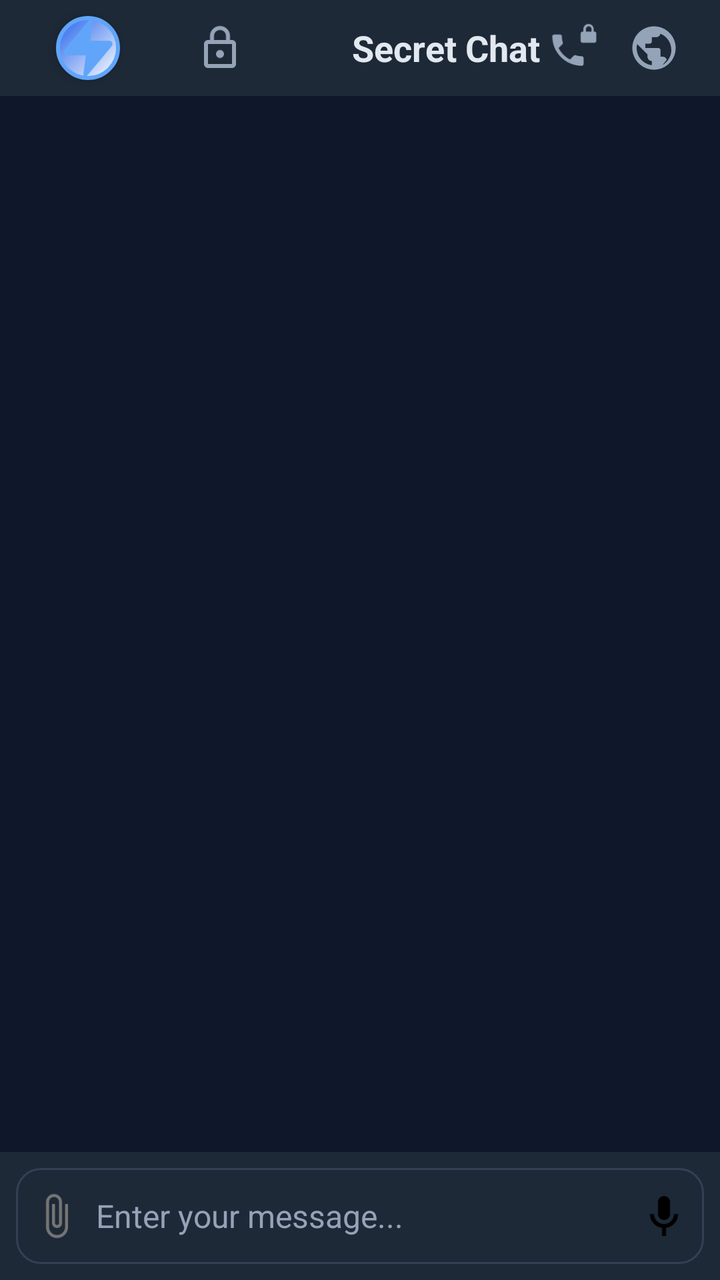
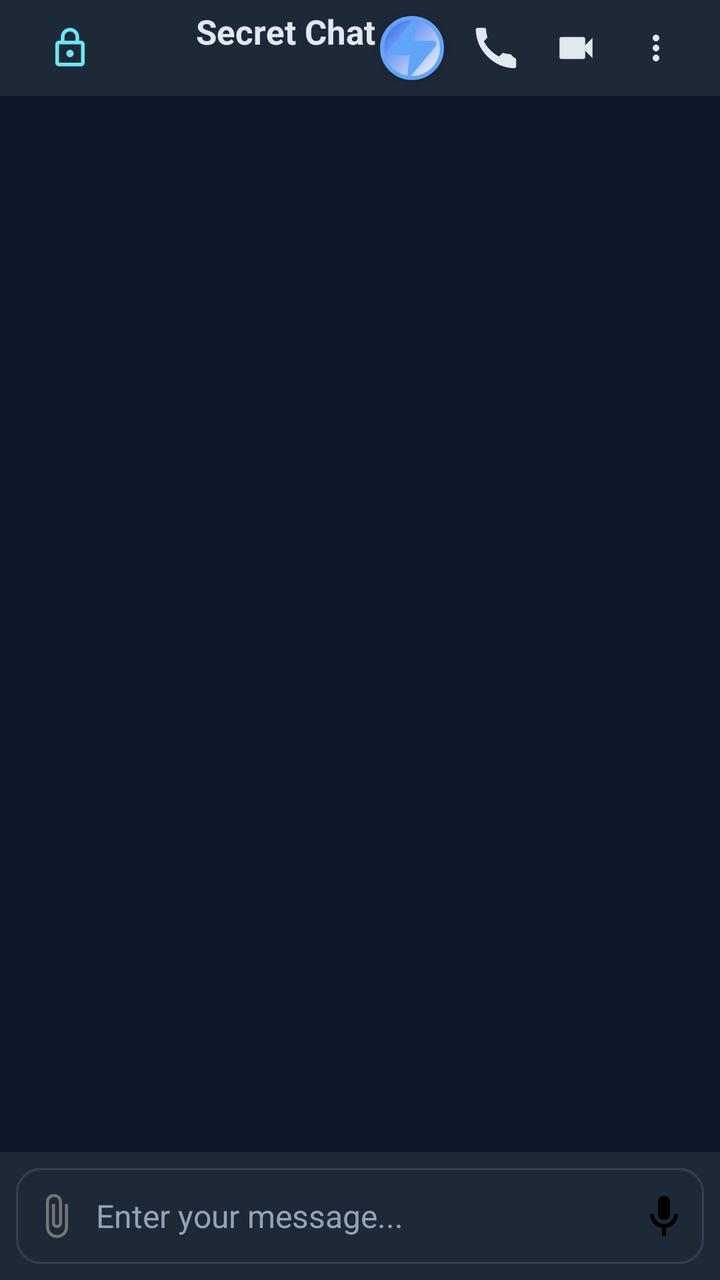

An Android layout rendered at two revisions. The XML below is the earlier revision; the diff shows what the commit changed to produce the second picture.
<!-- AndroidManifest.xml: application theme Theme.UnlimitedPossibilities12 -->
<!-- res/layout/activity_secret_private_chat.xml -->
<?xml version="1.0" encoding="utf-8"?>
<androidx.constraintlayout.widget.ConstraintLayout
    xmlns:android="http://schemas.android.com/apk/res/android"
    xmlns:app="http://schemas.android.com/apk/res-auto"
    android:layout_width="match_parent"
    android:layout_height="match_parent"
    android:background="#0F172A">

    
    <androidx.appcompat.widget.Toolbar
        android:id="@+id/toolbar"
        android:layout_width="match_parent"
        android:layout_height="48dp"
        android:background="#1E2937"
        android:paddingStart="4dp"
        android:paddingEnd="4dp"
        android:contentInsetStart="0dp"
        android:contentInsetEnd="0dp"
        app:layout_constraintTop_toTopOf="parent"
        app:layout_constraintStart_toStartOf="parent"
        app:layout_constraintEnd_toEndOf="parent">

        <androidx.constraintlayout.widget.ConstraintLayout
            android:layout_width="match_parent"
            android:layout_height="match_parent">

            
            <ImageView
                android:id="@+id/assistant_icon"
                android:layout_width="32dp"
                android:layout_height="32dp"
                android:src="@drawable/ic_assistant_molnia"
                android:background="@drawable/assistant_background"
                android:foreground="@drawable/ripple_assistant"
                android:elevation="4dp"
                android:contentDescription="ИИ-Ассистент"
                android:clickable="true"
                android:focusable="true"
                app:layout_constraintStart_toStartOf="parent"
                app:layout_constraintTop_toTopOf="parent"
                app:layout_constraintBottom_toBottomOf="parent"
                android:layout_marginStart="12dp" />

            
            <ImageView
                android:id="@+id/translate_icon"
                android:layout_width="26dp"
                android:layout_height="26dp"
                android:src="@drawable/ic_globe"
                android:contentDescription="Перевод на устройстве"
                app:tint="#94A3B8"
                android:layout_marginEnd="12dp"
                android:background="?android:attr/selectableItemBackgroundBorderless"
                app:layout_constraintEnd_toEndOf="parent"
                app:layout_constraintTop_toTopOf="parent"
                app:layout_constraintBottom_toBottomOf="parent" />

            
            <ImageView
                android:id="@+id/secure_call_icon"
                android:layout_width="26dp"
                android:layout_height="26dp"
                android:src="@drawable/ic_call_secure"
                android:contentDescription="Protected call"
                app:tint="#94A3B8"
                android:layout_marginEnd="14dp"
                android:clickable="true"
                android:focusable="true"
                android:background="?android:attr/selectableItemBackgroundBorderless"
                app:layout_constraintEnd_toStartOf="@id/translate_icon"
                app:layout_constraintTop_toTopOf="parent"
                app:layout_constraintBottom_toBottomOf="parent" />

            
            <LinearLayout
                android:id="@+id/center_group"
                android:layout_width="wrap_content"
                android:layout_height="wrap_content"
                android:orientation="horizontal"
                android:gravity="center_vertical"
                app:layout_constraintStart_toStartOf="parent"
                app:layout_constraintEnd_toEndOf="parent"
                app:layout_constraintTop_toTopOf="parent"
                app:layout_constraintBottom_toBottomOf="parent">

                
                <ImageView
                    android:id="@+id/secret_icon"
                    android:layout_width="24dp"
                    android:layout_height="24dp"
                    android:src="@drawable/ic_lock"
                    android:contentDescription="Secret Chat"
                    app:tint="#94A3B8"
                    android:layout_marginEnd="12dp" />

                
                <FrameLayout
                    android:layout_width="36dp"
                    android:layout_height="36dp"
                    android:layout_marginEnd="6dp">

                    <ImageView
                        android:id="@+id/partner_avatar"
                        android:layout_width="match_parent"
                        android:layout_height="match_parent"
                        android:scaleType="centerCrop"
                        android:contentDescription="Аватар собеседника" />

                    <View
                        android:id="@+id/partner_status_indicator"
                        android:layout_width="10dp"
                        android:layout_height="10dp"
                        android:background="@drawable/status_circle"
                        android:visibility="gone"
                        android:layout_gravity="bottom|end"
                        android:layout_marginEnd="-1dp"
                        android:layout_marginBottom="-1dp" />
                </FrameLayout>

                
                <LinearLayout
                    android:layout_width="wrap_content"
                    android:layout_height="wrap_content"
                    android:orientation="vertical"
                    android:gravity="start">

                    <TextView
                        android:id="@+id/chat_name_text_view"
                        android:layout_width="wrap_content"
                        android:layout_height="wrap_content"
                        android:text="Secret Chat"
                        android:textSize="18sp"
                        android:textStyle="bold"
                        android:textColor="#E2E8F0"
                        android:singleLine="true"
                        android:ellipsize="end"
                        android:maxWidth="240dp"
                        android:gravity="start" />

                    <TextView
                        android:id="@+id/tv_typing"
                        android:layout_width="wrap_content"
                        android:layout_height="wrap_content"
                        android:layout_marginTop="0dp"
                        android:textColor="#67E8F9"
                        android:textSize="14sp"
                        android:visibility="gone"
                        android:text="typing…"
                        android:gravity="start" />
                </LinearLayout>
            </LinearLayout>
        </androidx.constraintlayout.widget.ConstraintLayout>
    </androidx.appcompat.widget.Toolbar>

    
    <TextView
        android:id="@+id/key_changed_banner"
        android:layout_width="0dp"
        android:layout_height="wrap_content"
        android:padding="10dp"
        android:background="#3A2F0B"
        android:textColor="#FDE68A"
        android:textSize="13sp"
        android:text="⚠ Your contact's encryption key has changed. Tap to check the fingerprint."
        android:visibility="gone"
        app:layout_constraintTop_toBottomOf="@id/toolbar"
        app:layout_constraintStart_toStartOf="parent"
        app:layout_constraintEnd_toEndOf="parent" />

    
    <androidx.recyclerview.widget.RecyclerView
        android:id="@+id/message_list"
        android:layout_width="match_parent"
        android:layout_height="0dp"
        android:scrollbars="vertical"
        android:padding="8dp"
        android:background="#0F172A"
        android:clipToPadding="false"
        app:layout_constraintTop_toBottomOf="@id/key_changed_banner"
        app:layout_constraintBottom_toTopOf="@id/input_container"
        app:layout_constraintStart_toStartOf="parent"
        app:layout_constraintEnd_toEndOf="parent" />

    
    <LinearLayout
        android:id="@+id/input_container"
        android:layout_width="match_parent"
        android:layout_height="wrap_content"
        android:orientation="vertical"
        android:background="#1E2937"
        android:padding="8dp"
        android:elevation="4dp"
        app:layout_constraintBottom_toBottomOf="parent"
        app:layout_constraintStart_toStartOf="parent"
        app:layout_constraintEnd_toEndOf="parent">

        
        <TextView
            android:id="@+id/attached_file_text_view"
            android:layout_width="match_parent"
            android:layout_height="wrap_content"
            android:padding="8dp"
            android:textSize="14sp"
            android:textColor="#E2E8F0"
            android:background="#334155"
            android:visibility="gone"
            android:layout_marginBottom="4dp"
            android:drawableEnd="@android:drawable/ic_menu_close_clear_cancel"
            android:drawableTint="#FF6B6B"
            android:drawablePadding="8dp"
            android:gravity="center_vertical" />

        <EditText
            android:id="@+id/input_message"
            android:layout_width="match_parent"
            android:layout_height="wrap_content"
            android:hint="Enter your message..."
            android:minHeight="48dp"
            android:padding="12dp"
            android:paddingStart="8dp"
            android:paddingEnd="8dp"
            android:background="@drawable/edit_text_dark_background"
            android:textSize="16sp"
            android:textColor="#E2E8F0"
            android:textColorHint="#94A3B8"
            android:drawableStart="@drawable/ic_attachment"
            android:drawableEnd="@drawable/ic_mic"
            android:drawablePadding="8dp" />
    </LinearLayout>
</androidx.constraintlayout.widget.ConstraintLayout>
<!-- resources referenced by this layout -->
<resources>
  <!-- drawable assistant_background (drawable) -->
  <?xml version="1.0" encoding="utf-8"?>
  <shape xmlns:android="http://schemas.android.com/apk/res/android"
      android:shape="oval">
  
      <gradient
          android:startColor="#FFFFFF"
          android:endColor="#2563EB"
          android:angle="135" />
  
      <stroke
          android:width="2dp"
          android:color="#60A5FA" />
  
  </shape>
  <!-- drawable edit_text_dark_background (drawable) -->
  <?xml version="1.0" encoding="utf-8"?>
  <shape xmlns:android="http://schemas.android.com/apk/res/android">
      <solid android:color="#1E2937" />
      <stroke android:width="1dp" android:color="#334155" />
      <corners android:radius="12dp" />
  </shape>
  <!-- drawable ic_call_secure (drawable) -->
  <?xml version="1.0" encoding="utf-8"?>
  <vector xmlns:android="http://schemas.android.com/apk/res/android"
      android:width="24dp"
      android:height="24dp"
      android:viewportWidth="24"
      android:viewportHeight="24">
      
      <group
          android:scaleX="0.8"
          android:scaleY="0.8"
          android:translateX="-0.4"
          android:translateY="3.4">
          <path
              android:fillColor="#757575"
              android:pathData="M6.62,10.79c1.44,2.83 3.76,5.14 6.59,6.59l2.2,-2.2c0.27,-0.27 0.67,-0.36 1.02,-0.24 1.12,0.37 2.33,0.57 3.57,0.57 0.55,0 1,0.45 1,1V20c0,0.55 -0.45,1 -1,1 -9.39,0 -17,-7.61 -17,-17 0,-0.55 0.45,-1 1,-1h3.5c0.55,0 1,0.45 1,1 0,1.25 0.2,2.45 0.57,3.57 0.11,0.35 0.03,0.74 -0.25,1.02l-2.2,2.2z" />
      </group>
      
      <path
          android:fillColor="#757575"
          android:pathData="M21.4,4.4h-0.3V3.3c0,-1.3 -1.1,-2.4 -2.4,-2.4s-2.4,1.1 -2.4,2.4v1.1h-0.3c-0.5,0 -0.9,0.4 -0.9,0.9v3.4c0,0.5 0.4,0.9 0.9,0.9h5.4c0.5,0 0.9,-0.4 0.9,-0.9V5.3c0,-0.5 -0.4,-0.9 -0.9,-0.9zM17.5,3.3c0,-0.7 0.6,-1.3 1.3,-1.3s1.3,0.6 1.3,1.3v1.1h-2.6V3.3z" />
  </vector>
  <!-- drawable ic_globe (drawable) -->
  <?xml version="1.0" encoding="utf-8"?>
  <vector xmlns:android="http://schemas.android.com/apk/res/android"
      android:width="24dp"
      android:height="24dp"
      android:viewportWidth="24"
      android:viewportHeight="24">
      <path
          android:fillColor="#000000"
          android:pathData="M12,2C6.48,2 2,6.48 2,12s4.48,10 10,10 10,-4.48 10,-10S17.52,2 12,2zm-1,17.93c-3.95,-0.49 -7,-3.85 -7,-7.93 0,-0.62 0.08,-1.21 0.21,-1.79L9,15v1c0,1.1 0.9,2 2,2v1.93zm6.9,-2.54c-0.26,-0.81 -1,-1.39 -1.9,-1.39h-1v-3c0,-0.55 -0.45,-1 -1,-1H8v-2h2c0.55,0 1,-0.45 1,-1V7h2c1.1,0 2,-0.9 2,-2v0.41c2.93,1.19 5,4.06 5,7.59 0,2.97 -1.79,5.52 -4.1,6.89z"/>
  </vector>
  <!-- drawable ic_mic (drawable) -->
  <vector xmlns:android="http://schemas.android.com/apk/res/android"
      android:width="24dp"
      android:height="24dp"
      android:viewportWidth="24"
      android:viewportHeight="24">
      <path
          android:fillColor="#000000"
          android:pathData="M12,14c1.66,0 3,-1.34 3,-3V5c0,-1.66 -1.34,-3 -3,-3S9,3.34 9,5v6c0,1.66 1.34,3 3,3zM17,11c0,2.76 -2.24,5 -5,5s-5,-2.24 -5,-5H5c0,3.53 2.61,6.47 6,6.93V22h2v-4.07c3.39,-0.46 6,-3.4 6,-6.93h-2z"/>
  </vector>
  <!-- drawable ripple_assistant (drawable) -->
  <?xml version="1.0" encoding="utf-8"?>
  <ripple xmlns:android="http://schemas.android.com/apk/res/android"
      android:color="#60A5FA">  
  
      
      <item android:id="@android:id/mask">
          <shape android:shape="oval">
              <solid android:color="#FFFFFF" />  
          </shape>
      </item>
  
  </ripple>
  <!-- drawable status_circle (drawable) -->
  <shape xmlns:android="http://schemas.android.com/apk/res/android"
      android:shape="oval">
      <solid android:color="#00FF00" /> 
      <size android:width="10dp" android:height="10dp" />
  </shape>
  <style name="Theme.UnlimitedPossibilities12" parent="Base.Theme.UnlimitedPossibilities12" />
  <style name="Base.Theme.UnlimitedPossibilities12" parent="Theme.Material3.DayNight.NoActionBar">
          
          
      </style>
  <!-- unchanged entries left out for length: 3 -->
</resources>

<!-- the commit's change to res/layout/activity_secret_private_chat.xml (unified diff, before → after) -->
@@ -20,136 +20,136 @@
         app:layout_constraintStart_toStartOf="parent"
         app:layout_constraintEnd_toEndOf="parent">
 
-        <androidx.constraintlayout.widget.ConstraintLayout
+        
+        <LinearLayout
             android:layout_width="match_parent"
-            android:layout_height="match_parent">
+            android:layout_height="match_parent"
+            android:gravity="center_vertical"
+            android:orientation="horizontal"
+            android:paddingStart="8dp"
+            android:paddingEnd="4dp">
+
+            <ImageView
+                android:id="@+id/secret_icon"
+                android:layout_width="22dp"
+                android:layout_height="22dp"
+                android:layout_marginEnd="8dp"
+                android:clickable="true"
+                android:contentDescription="Secret chat"
+                android:focusable="true"
+                android:background="?android:attr/selectableItemBackgroundBorderless"
+                android:src="@drawable/ic_lock"
+                app:tint="#67E8F9" />
+
+            <FrameLayout
+                android:layout_width="36dp"
+                android:layout_height="36dp"
+                android:layout_marginEnd="8dp">
+
+                <ImageView
+                    android:id="@+id/partner_avatar"
+                    android:layout_width="match_parent"
+                    android:layout_height="match_parent"
+                    android:contentDescription="Аватар собеседника"
+                    android:scaleType="centerCrop" />
+
+                <View
+                    android:id="@+id/partner_status_indicator"
+                    android:layout_width="10dp"
+                    android:layout_height="10dp"
+                    android:layout_gravity="bottom|end"
+                    android:layout_marginEnd="-1dp"
+                    android:layout_marginBottom="-1dp"
+                    android:background="@drawable/status_circle"
+                    android:visibility="gone" />
+            </FrameLayout>
+
+            <LinearLayout
+                android:layout_width="0dp"
+                android:layout_height="wrap_content"
+                android:layout_weight="1"
+                android:orientation="vertical">
+
+                <TextView
+                    android:id="@+id/chat_name_text_view"
+                    android:layout_width="wrap_content"
+                    android:layout_height="wrap_content"
+                    android:ellipsize="end"
+                    android:singleLine="true"
+                    android:text="Secret Chat"
+                    android:textColor="#E2E8F0"
+                    android:textSize="17sp"
+                    android:textStyle="bold" />
+
+                <TextView
+                    android:id="@+id/chat_status_text_view"
+                    android:layout_width="wrap_content"
+                    android:layout_height="wrap_content"
+                    android:ellipsize="end"
+                    android:singleLine="true"
+                    android:textColor="#94A3B8"
+                    android:textSize="12sp" />
+
+                <TextView
+                    android:id="@+id/tv_typing"
+                    android:layout_width="wrap_content"
+                    android:layout_height="wrap_content"
+                    android:text="typing…"
+                    android:textColor="#67E8F9"
+                    android:textSize="12sp"
+                    android:visibility="gone" />
+            </LinearLayout>
 
             
             <ImageView
                 android:id="@+id/assistant_icon"
                 android:layout_width="32dp"
                 android:layout_height="32dp"
-                android:src="@drawable/ic_assistant_molnia"
+                android:layout_marginEnd="6dp"
                 android:background="@drawable/assistant_background"
+                android:clickable="true"
+                android:contentDescription="ИИ-Ассистент"
+                android:elevation="4dp"
+                android:focusable="true"
                 android:foreground="@drawable/ripple_assistant"
-                android:elevation="4dp"
-                android:contentDescription="ИИ-Ассистент"
-                android:clickable="true"
-                android:focusable="true"
-                app:layout_constraintStart_toStartOf="parent"
-                app:layout_constraintTop_toTopOf="parent"
-                app:layout_constraintBottom_toBottomOf="parent"
-                android:layout_marginStart="12dp" />
-
-            
-            <ImageView
-                android:id="@+id/translate_icon"
-                android:layout_width="26dp"
-                android:layout_height="26dp"
-                android:src="@drawable/ic_globe"
-                android:contentDescription="Перевод на устройстве"
-                app:tint="#94A3B8"
-                android:layout_marginEnd="12dp"
-                android:background="?android:attr/selectableItemBackgroundBorderless"
-                app:layout_constraintEnd_toEndOf="parent"
-                app:layout_constraintTop_toTopOf="parent"
-                app:layout_constraintBottom_toBottomOf="parent" />
-
-            
-            <ImageView
-                android:id="@+id/secure_call_icon"
-                android:layout_width="26dp"
-                android:layout_height="26dp"
-                android:src="@drawable/ic_call_secure"
-                android:contentDescription="Protected call"
-                app:tint="#94A3B8"
-                android:layout_marginEnd="14dp"
-                android:clickable="true"
-                android:focusable="true"
-                android:background="?android:attr/selectableItemBackgroundBorderless"
-                app:layout_constraintEnd_toStartOf="@id/translate_icon"
-                app:layout_constraintTop_toTopOf="parent"
-                app:layout_constraintBottom_toBottomOf="parent" />
-
-            
-            <LinearLayout
-                android:id="@+id/center_group"
-                android:layout_width="wrap_content"
-                android:layout_height="wrap_content"
-                android:orientation="horizontal"
-                android:gravity="center_vertical"
-                app:layout_constraintStart_toStartOf="parent"
-                app:layout_constraintEnd_toEndOf="parent"
-                app:layout_constraintTop_toTopOf="parent"
-                app:layout_constraintBottom_toBottomOf="parent">
-
-                
-                <ImageView
-                    android:id="@+id/secret_icon"
-                    android:layout_width="24dp"
-                    android:layout_height="24dp"
-                    android:src="@drawable/ic_lock"
-                    android:contentDescription="Secret Chat"
-                    app:tint="#94A3B8"
-                    android:layout_marginEnd="12dp" />
-
-                
-                <FrameLayout
-                    android:layout_width="36dp"
-                    android:layout_height="36dp"
-                    android:layout_marginEnd="6dp">
-
-                    <ImageView
-                        android:id="@+id/partner_avatar"
-                        android:layout_width="match_parent"
-                        android:layout_height="match_parent"
-                        android:scaleType="centerCrop"
-                        android:contentDescription="Аватар собеседника" />
-
-                    <View
-                        android:id="@+id/partner_status_indicator"
-                        android:layout_width="10dp"
-                        android:layout_height="10dp"
-                        android:background="@drawable/status_circle"
-                        android:visibility="gone"
-                        android:layout_gravity="bottom|end"
-                        android:layout_marginEnd="-1dp"
-                        android:layout_marginBottom="-1dp" />
-                </FrameLayout>
-
-                
-                <LinearLayout
-                    android:layout_width="wrap_content"
-                    android:layout_height="wrap_content"
-                    android:orientation="vertical"
-                    android:gravity="start">
-
-                    <TextView
-                        android:id="@+id/chat_name_text_view"
-                        android:layout_width="wrap_content"
-                        android:layout_height="wrap_content"
-                        android:text="Secret Chat"
-                        android:textSize="18sp"
-                        android:textStyle="bold"
-                        android:textColor="#E2E8F0"
-                        android:singleLine="true"
-                        android:ellipsize="end"
-                        android:maxWidth="240dp"
-                        android:gravity="start" />
-
-                    <TextView
-                        android:id="@+id/tv_typing"
-                        android:layout_width="wrap_content"
-                        android:layout_height="wrap_content"
-                        android:layout_marginTop="0dp"
-                        android:textColor="#67E8F9"
-                        android:textSize="14sp"
-                        android:visibility="gone"
-                        android:text="typing…"
-                        android:gravity="start" />
-                </LinearLayout>
-            </LinearLayout>
-        </androidx.constraintlayout.widget.ConstraintLayout>
+                android:src="@drawable/ic_assistant_molnia" />
+
+            <ImageView
+                android:id="@+id/toolbar_voice_call"
+                android:layout_width="40dp"
+                android:layout_height="40dp"
+                android:background="?attr/selectableItemBackgroundBorderless"
+                android:clickable="true"
+                android:contentDescription="Voice call"
+                android:focusable="true"
+                android:padding="9dp"
+                android:src="@drawable/ic_calls"
+                app:tint="#E2E8F0" />
+
+            <ImageView
+                android:id="@+id/toolbar_video_call"
+                android:layout_width="40dp"
+                android:layout_height="40dp"
+                android:background="?attr/selectableItemBackgroundBorderless"
+                android:clickable="true"
+                android:contentDescription="Video call"
+                android:focusable="true"
+                android:padding="9dp"
+                android:src="@drawable/ic_video_call"
+                app:tint="#E2E8F0" />
+
+            <ImageView
+                android:id="@+id/toolbar_overflow"
+                android:layout_width="40dp"
+                android:layout_height="40dp"
+                android:background="?attr/selectableItemBackgroundBorderless"
+                android:clickable="true"
+                android:contentDescription="More"
+                android:focusable="true"
+                android:padding="10dp"
+                android:src="@drawable/ic_more_vert"
+                app:tint="#E2E8F0" />
+        </LinearLayout>
     </androidx.appcompat.widget.Toolbar>
 
     
<!-- resource entries referenced after the edit -->
@@ -22,38 +22,15 @@
       <stroke android:width="1dp" android:color="#334155" />
       <corners android:radius="12dp" />
   </shape>
-  <!-- drawable ic_call_secure (drawable) -->
-  <?xml version="1.0" encoding="utf-8"?>
-  <vector xmlns:android="http://schemas.android.com/apk/res/android"
-      android:width="24dp"
-      android:height="24dp"
-      android:viewportWidth="24"
-      android:viewportHeight="24">
-      
-      <group
-          android:scaleX="0.8"
-          android:scaleY="0.8"
-          android:translateX="-0.4"
-          android:translateY="3.4">
-          <path
-              android:fillColor="#757575"
-              android:pathData="M6.62,10.79c1.44,2.83 3.76,5.14 6.59,6.59l2.2,-2.2c0.27,-0.27 0.67,-0.36 1.02,-0.24 1.12,0.37 2.33,0.57 3.57,0.57 0.55,0 1,0.45 1,1V20c0,0.55 -0.45,1 -1,1 -9.39,0 -17,-7.61 -17,-17 0,-0.55 0.45,-1 1,-1h3.5c0.55,0 1,0.45 1,1 0,1.25 0.2,2.45 0.57,3.57 0.11,0.35 0.03,0.74 -0.25,1.02l-2.2,2.2z" />
-      </group>
-      
-      <path
-          android:fillColor="#757575"
-          android:pathData="M21.4,4.4h-0.3V3.3c0,-1.3 -1.1,-2.4 -2.4,-2.4s-2.4,1.1 -2.4,2.4v1.1h-0.3c-0.5,0 -0.9,0.4 -0.9,0.9v3.4c0,0.5 0.4,0.9 0.9,0.9h5.4c0.5,0 0.9,-0.4 0.9,-0.9V5.3c0,-0.5 -0.4,-0.9 -0.9,-0.9zM17.5,3.3c0,-0.7 0.6,-1.3 1.3,-1.3s1.3,0.6 1.3,1.3v1.1h-2.6V3.3z" />
-  </vector>
-  <!-- drawable ic_globe (drawable) -->
-  <?xml version="1.0" encoding="utf-8"?>
+  <!-- drawable ic_calls (drawable) -->
   <vector xmlns:android="http://schemas.android.com/apk/res/android"
       android:width="24dp"
       android:height="24dp"
       android:viewportWidth="24"
       android:viewportHeight="24">
       <path
-          android:fillColor="#000000"
-          android:pathData="M12,2C6.48,2 2,6.48 2,12s4.48,10 10,10 10,-4.48 10,-10S17.52,2 12,2zm-1,17.93c-3.95,-0.49 -7,-3.85 -7,-7.93 0,-0.62 0.08,-1.21 0.21,-1.79L9,15v1c0,1.1 0.9,2 2,2v1.93zm6.9,-2.54c-0.26,-0.81 -1,-1.39 -1.9,-1.39h-1v-3c0,-0.55 -0.45,-1 -1,-1H8v-2h2c0.55,0 1,-0.45 1,-1V7h2c1.1,0 2,-0.9 2,-2v0.41c2.93,1.19 5,4.06 5,7.59 0,2.97 -1.79,5.52 -4.1,6.89z"/>
+          android:fillColor="#FFFFFF"
+          android:pathData="M20.01,15.38C18.78,15.38 17.59,15.18 16.48,14.82C16.08,14.66 15.63,14.72 15.3,15.05L13.7,16.65C10.25,14.93 7.06,11.75 5.35,8.3L6.95,6.7C7.28,6.37 7.34,5.92 7.18,5.52C6.82,4.41 6.62,3.22 6.62,2C6.62,1.45 6.17,1 5.62,1L2.01,1C1.46,1 1,1.45 1,2C1,13.08 10.92,23 22,23C22.55,23 23,22.55 23,22L23,18.38C23,17.83 22.55,17.38 22.01,17.38L20.01,15.38Z"/>
   </vector>
   <!-- drawable ic_mic (drawable) -->
   <vector xmlns:android="http://schemas.android.com/apk/res/android"
@@ -64,6 +41,26 @@
       <path
           android:fillColor="#000000"
           android:pathData="M12,14c1.66,0 3,-1.34 3,-3V5c0,-1.66 -1.34,-3 -3,-3S9,3.34 9,5v6c0,1.66 1.34,3 3,3zM17,11c0,2.76 -2.24,5 -5,5s-5,-2.24 -5,-5H5c0,3.53 2.61,6.47 6,6.93V22h2v-4.07c3.39,-0.46 6,-3.4 6,-6.93h-2z"/>
+  </vector>
+  <!-- drawable ic_more_vert (drawable) -->
+  <vector xmlns:android="http://schemas.android.com/apk/res/android"
+      android:width="24dp"
+      android:height="24dp"
+      android:viewportWidth="24"
+      android:viewportHeight="24">
+      <path
+          android:fillColor="#FFFFFF"
+          android:pathData="M12,8c1.1,0 2,-0.9 2,-2s-0.9,-2 -2,-2 -2,0.9 -2,2 0.9,2 2,2zM12,10c-1.1,0 -2,0.9 -2,2s0.9,2 2,2 2,-0.9 2,-2 -0.9,-2 -2,-2zM12,16c-1.1,0 -2,0.9 -2,2s0.9,2 2,2 2,-0.9 2,-2 -0.9,-2 -2,-2z"/>
+  </vector>
+  <!-- drawable ic_video_call (drawable) -->
+  <vector xmlns:android="http://schemas.android.com/apk/res/android"
+      android:width="24dp"
+      android:height="24dp"
+      android:viewportWidth="24"
+      android:viewportHeight="24">
+      <path
+          android:fillColor="#000000"
+          android:pathData="M17,10.5V7c0-0.55-0.45-1-1-1H4c-0.55,0-1,0.45-1,1v10c0,0.55,0.45,1,1,1h12c0.55,0,1-0.45,1-1v-3.5l4,4v-11l-4,4z"/>
   </vector>
   <!-- drawable ripple_assistant (drawable) -->
   <?xml version="1.0" encoding="utf-8"?>
